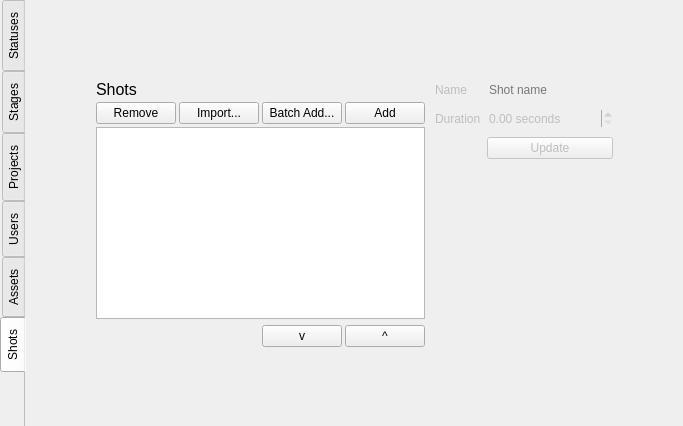
First picture: the form in Ramses/adminwidget.ui, repository RxLaboratory/Ramses, before the edit.
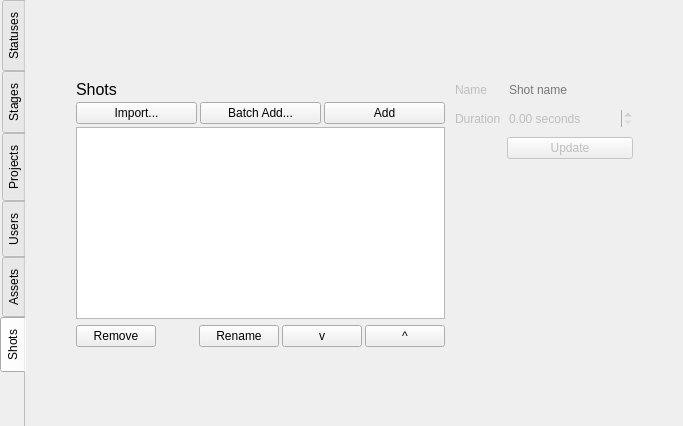
Second picture: the form after the edit. The open tabs and pages were chosen to show the change.

Commit message: rename shots tool

Diff of the .ui file:
```diff
--- a/Ramses/adminwidget.ui
+++ b/Ramses/adminwidget.ui
@@ -913,13 +913,6 @@
              <property name="bottomMargin">
               <number>0</number>
              </property>
-             <item>
-              <widget class="QPushButton" name="removeShotButton">
-               <property name="text">
-                <string>Remove</string>
-               </property>
-              </widget>
-             </item>
              <item>
               <widget class="QPushButton" name="importShotsButton">
                <property name="text">
@@ -1045,6 +1038,13 @@
          <property name="topMargin">
           <number>0</number>
          </property>
+         <item>
+          <widget class="QPushButton" name="removeShotButton">
+           <property name="text">
+            <string>Remove</string>
+           </property>
+          </widget>
+         </item>
          <item>
           <spacer name="horizontalSpacer_11">
            <property name="orientation">
@@ -1058,6 +1058,13 @@
            </property>
           </spacer>
          </item>
+         <item>
+          <widget class="QPushButton" name="renameShotsButton">
+           <property name="text">
+            <string>Rename</string>
+           </property>
+          </widget>
+         </item>
          <item>
           <widget class="QPushButton" name="moveShotDownButton">
            <property name="text">
```
Left out of the diff: 2 changed lines with no effect on the pictures. The commit also changes 9 other files.
